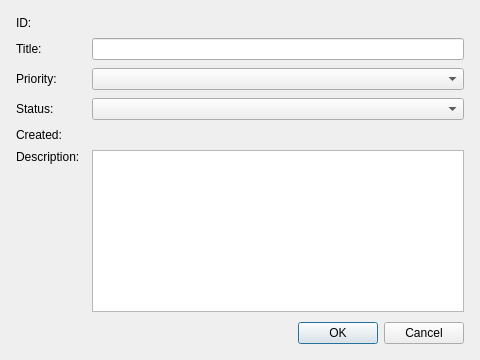
Above: Helpdesk/ticketdialog.ui from Fortennn/QT-Labs before the change. Below: the same form after it.
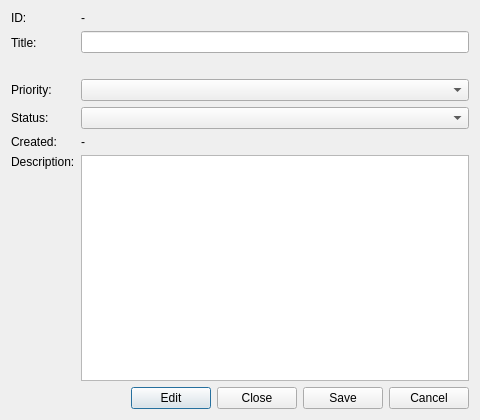
That is the form after the change.

```diff
--- a/Helpdesk/ticketdialog.ui
+++ b/Helpdesk/ticketdialog.ui
@@ -7,27 +7,15 @@
     <x>0</x>
     <y>0</y>
     <width>480</width>
-    <height>360</height>
+    <height>420</height>
    </rect>
   </property>
   <property name="windowTitle">
    <string>Ticket</string>
   </property>
   <layout class="QVBoxLayout" name="verticalLayout">
-   <property name="margin">
-    <number>16</number>
-   </property>
-   <property name="spacing">
-    <number>10</number>
-   </property>
    <item>
     <layout class="QFormLayout" name="formLayout">
-     <property name="horizontalSpacing">
-      <number>12</number>
-     </property>
-     <property name="verticalSpacing">
-      <number>8</number>
-     </property>
      <item row="0" column="0">
       <widget class="QLabel" name="labelId">
        <property name="text">
@@ -37,9 +25,7 @@
      </item>
      <item row="0" column="1">
       <widget class="QLabel" name="labelIdValue">
-       <property name="text">
-        <string/>
-       </property>
+       <property name="text"><string>-</string></property>
       </widget>
      </item>
      <item row="1" column="0">
@@ -50,7 +36,17 @@
       </widget>
      </item>
      <item row="1" column="1">
-      <widget class="QLineEdit" name="lineEditTitle"/>
+      <layout class="QVBoxLayout">
+       <item>
+        <widget class="QLineEdit" name="editTitle"/>
+       </item>
+       <item>
+        <widget class="QLabel" name="labelTitleError">
+         <property name="text"><string></string></property>
+         <property name="styleSheet"><string>color: red;</string></property>
+        </widget>
+       </item>
+      </layout>
      </item>
      <item row="2" column="0">
       <widget class="QLabel" name="labelPriority">
@@ -81,9 +77,7 @@
      </item>
      <item row="4" column="1">
       <widget class="QLabel" name="labelCreatedValue">
-       <property name="text">
-        <string/>
-       </property>
+       <property name="text"><string>-</string></property>
       </widget>
      </item>
      <item row="5" column="0">
@@ -97,19 +91,45 @@
       </widget>
      </item>
      <item row="5" column="1">
-      <widget class="QPlainTextEdit" name="plainTextEditDescription"/>
+      <widget class="QPlainTextEdit" name="editDescription">
+       <property name="minimumSize">
+        <size><width>0</width><height>100</height></size>
+       </property>
+      </widget>
      </item>
     </layout>
    </item>
    <item>
-    <widget class="QDialogButtonBox" name="buttonBox">
-     <property name="orientation">
-      <enum>Qt::Horizontal</enum>
-     </property>
-     <property name="standardButtons">
-      <set>QDialogButtonBox::Cancel|QDialogButtonBox::Ok</set>
-     </property>
-    </widget>
+    <layout class="QHBoxLayout" name="buttonsLayout">
+     <item>
+      <spacer>
+       <property name="orientation"><enum>Qt::Horizontal</enum></property>
+       <property name="sizeHint" stdset="0">
+        <size><width>40</width><height>20</height></size>
+       </property>
+      </spacer>
+     </item>
+     <item>
+      <widget class="QPushButton" name="btnEdit">
+       <property name="text"><string>Edit</string></property>
+      </widget>
+     </item>
+     <item>
+      <widget class="QPushButton" name="btnClose">
+       <property name="text"><string>Close</string></property>
+      </widget>
+     </item>
+     <item>
+      <widget class="QPushButton" name="btnSave">
+       <property name="text"><string>Save</string></property>
+      </widget>
+     </item>
+     <item>
+      <widget class="QPushButton" name="btnCancel">
+       <property name="text"><string>Cancel</string></property>
+      </widget>
+     </item>
+    </layout>
    </item>
   </layout>
  </widget>
```
Left out of the diff: 32 changed lines with no effect on the pictures.
